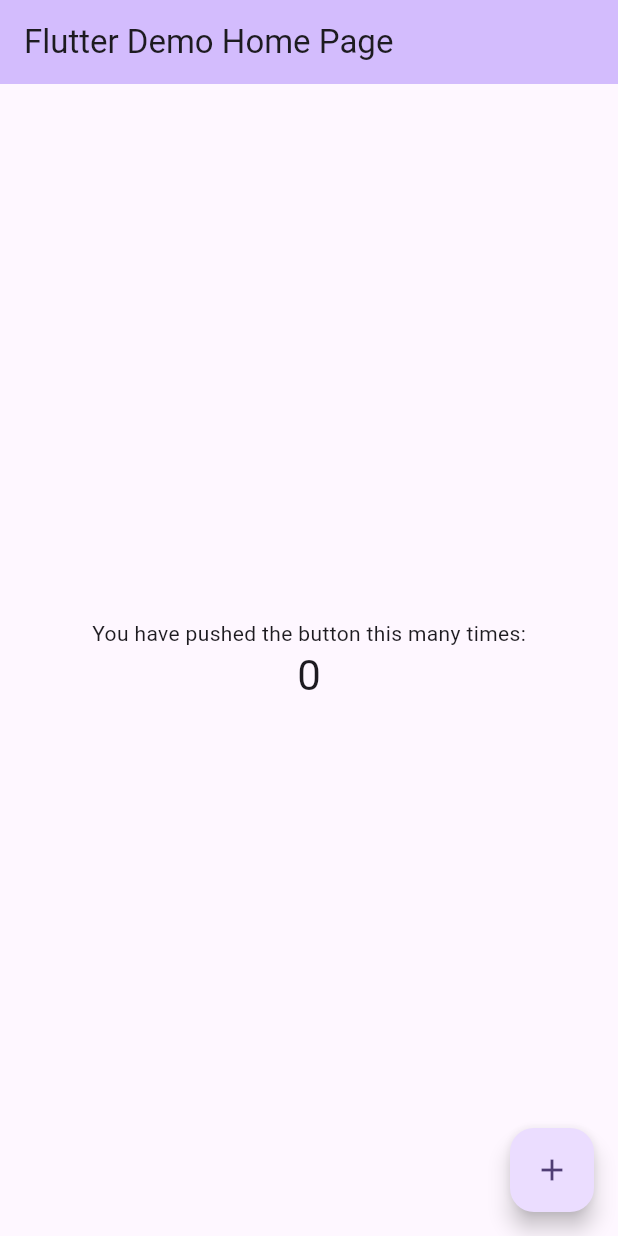
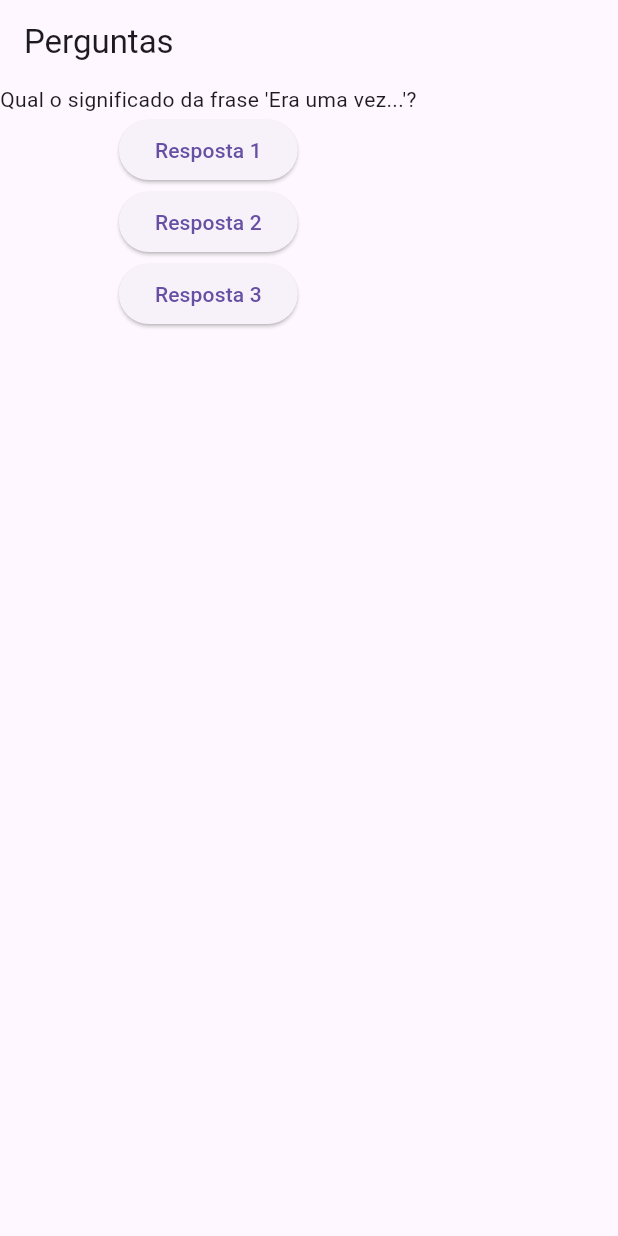
Before and after one commit to juanalenca/Estudos-Flutter, a Flutter app: the screen it shows after launch, on a phone screen of 412 x 824 dp. Run offline on Flutter 3.47's test engine with Material 3 defaults, Android fonts, the phone set to English and light mode, and no system bars.

Commit message:
Primeiros comandos com o flutter

```diff
--- a/lib/main.dart
+++ b/lib/main.dart
@@ -1,125 +1,57 @@
 import 'package:flutter/material.dart';
 
 void main() {
-  runApp(const MyApp());
+  runApp(PerguntaApp());
 }
 
-class MyApp extends StatelessWidget {
-  const MyApp({super.key});
-
-  // This widget is the root of your application.
+class PerguntaApp extends StatefulWidget {
   @override
-  Widget build(BuildContext context) {
-    return MaterialApp(
-      title: 'Flutter Demo',
-      theme: ThemeData(
-        // This is the theme of your application.
-        //
-        // TRY THIS: Try running your application with "flutter run". You'll see
-        // the application has a purple toolbar. Then, without quitting the app,
-        // try changing the seedColor in the colorScheme below to Colors.green
-        // and then invoke "hot reload" (save your changes or press the "hot
-        // reload" button in a Flutter-supported IDE, or press "r" if you used
-        // the command line to start the app).
-        //
-        // Notice that the counter didn't reset back to zero; the application
-        // state is not lost during the reload. To reset the state, use hot
-        // restart instead.
-        //
-        // This works for code too, not just values: Most code changes can be
-        // tested with just a hot reload.
-        colorScheme: ColorScheme.fromSeed(seedColor: Colors.deepPurple),
-        useMaterial3: true,
-      ),
-      home: const MyHomePage(title: 'Flutter Demo Home Page'),
-    );
-  }
+  _PerguntaAppState createState() => _PerguntaAppState();
 }
 
-class MyHomePage extends StatefulWidget {
-  const MyHomePage({super.key, required this.title});
+class _PerguntaAppState extends State<PerguntaApp> {
 
-  // This widget is the home page of your application. It is stateful, meaning
-  // that it has a State object (defined below) that contains fields that affect
-  // how it looks.
+  var perguntaSelecionada = 0;
 
-  // This class is the configuration for the state. It holds the values (in this
-  // case the title) provided by the parent (in this case the App widget) and
-  // used by the build method of the State. Fields in a Widget subclass are
-  // always marked "final".
-
-  final String title;
-
-  @override
-  State<MyHomePage> createState() => _MyHomePageState();
-}
-
-class _MyHomePageState extends State<MyHomePage> {
-  int _counter = 0;
-
-  void _incrementCounter() {
+  void responder() {
     setState(() {
-      // This call to setState tells the Flutter framework that something has
-      // changed in this State, which causes it to rerun the build method below
-      // so that the display can reflect the updated values. If we changed
-      // _counter without calling setState(), then the build method would not be
-      // called again, and so nothing would appear to happen.
-      _counter++;
+      perguntaSelecionada++;
     });
+    print("Pergunta respondida!");
   }
 
   @override
   Widget build(BuildContext context) {
-    // This method is rerun every time setState is called, for instance as done
-    // by the _incrementCounter method above.
-    //
-    // The Flutter framework has been optimized to make rerunning build methods
-    // fast, so that you can just rebuild anything that needs updating rather
-    // than having to individually change instances of widgets.
-    return Scaffold(
-      appBar: AppBar(
-        // TRY THIS: Try changing the color here to a specific color (to
-        // Colors.amber, perhaps?) and trigger a hot reload to see the AppBar
-        // change color while the other colors stay the same.
-        backgroundColor: Theme.of(context).colorScheme.inversePrimary,
-        // Here we take the value from the MyHomePage object that was created by
-        // the App.build method, and use it to set our appbar title.
-        title: Text(widget.title),
+
+    final List<String> perguntas = [
+      "Qual o significado da frase 'Era uma vez...'?",
+      "Qual a frase mais famosa do mundo?",
+      "Qual o significado da palavra 'amor'?"
+    ];
+
+    return MaterialApp(
+
+      home: Scaffold(
+
+        appBar: AppBar(
+          title: Text("Perguntas")
+        ),
+
+        body: Column(
+
+          children: <Widget>[
+            Text(perguntas[perguntaSelecionada]),
+            ElevatedButton(onPressed: responder, child: Text("Resposta 1"),),
+            ElevatedButton(onPressed: responder, child: Text("Resposta 2"),),
+            ElevatedButton(onPressed: responder, child: Text("Resposta 3"),),
+          ],
+
+        ),
+
       ),
-      body: Center(
-        // Center is a layout widget. It takes a single child and positions it
-        // in the middle of the parent.
-        child: Column(
-          // Column is also a layout widget. It takes a list of children and
-          // arranges them vertically. By default, it sizes itself to fit its
-          // children horizontally, and tries to be as tall as its parent.
-          //
-          // Column has various properties to control how it sizes itself and
-          // how it positions its children. Here we use mainAxisAlignment to
-          // center the children vertically; the main axis here is the vertical
-          // axis because Columns are vertical (the cross axis would be
-          // horizontal).
-          //
-          // TRY THIS: Invoke "debug painting" (choose the "Toggle Debug Paint"
-          // action in the IDE, or press "p" in the console), to see the
-          // wireframe for each widget.
-          mainAxisAlignment: MainAxisAlignment.center,
-          children: <Widget>[
-            const Text(
-              'You have pushed the button this many times:',
-            ),
-            Text(
-              '$_counter',
-              style: Theme.of(context).textTheme.headlineMedium,
-            ),
-          ],
-        ),
-      ),
-      floatingActionButton: FloatingActionButton(
-        onPressed: _incrementCounter,
-        tooltip: 'Increment',
-        child: const Icon(Icons.add),
-      ), // This trailing comma makes auto-formatting nicer for build methods.
+
     );
+
   }
+
 }
```
